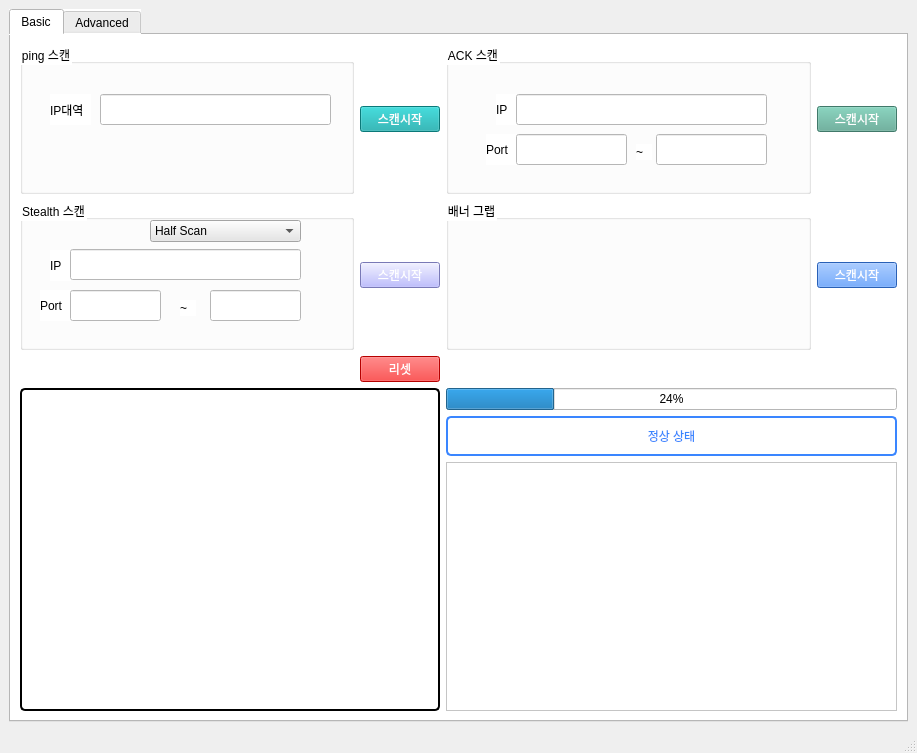
Above: Reboot scanner/scan_design.ui from KIMJOONSIG/reboot1 before the change. Below: the same form after it.
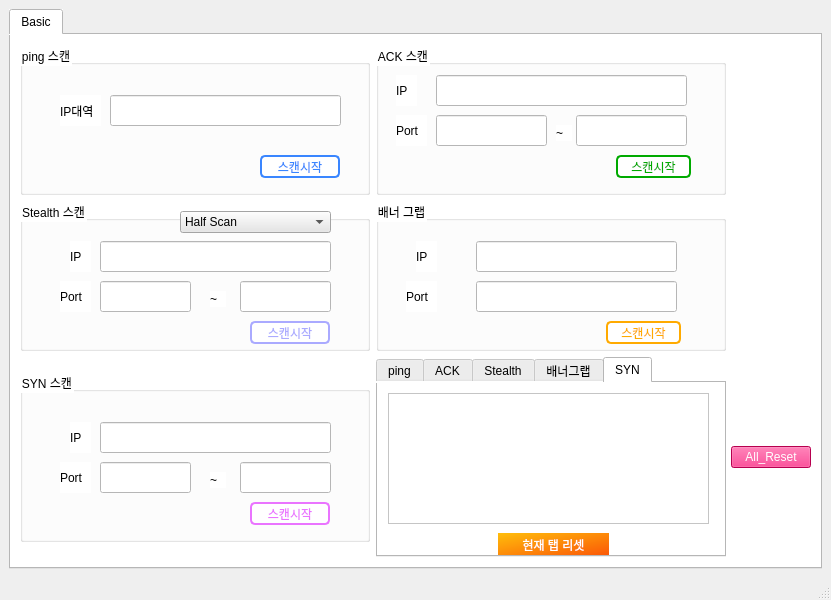
That is the form after the change.

What changed in the file:
```diff
--- a/Reboot scanner/scan_design.ui
+++ b/Reboot scanner/scan_design.ui
@@ -6,10 +6,16 @@
    <rect>
     <x>0</x>
     <y>0</y>
-    <width>917</width>
-    <height>753</height>
+    <width>831</width>
+    <height>596</height>
    </rect>
   </property>
+  <property name="sizePolicy">
+   <sizepolicy hsizetype="Fixed" vsizetype="Fixed">
+    <horstretch>0</horstretch>
+    <verstretch>0</verstretch>
+   </sizepolicy>
+  </property>
   <property name="windowTitle">
    <string>MainWindow</string>
   </property>
@@ -17,6 +23,24 @@
    <layout class="QHBoxLayout" name="horizontalLayout">
     <item>
      <widget class="QTabWidget" name="TAB">
+      <property name="sizePolicy">
+       <sizepolicy hsizetype="Fixed" vsizetype="Fixed">
+        <horstretch>0</horstretch>
+        <verstretch>0</verstretch>
+       </sizepolicy>
+      </property>
+      <property name="minimumSize">
+       <size>
+        <width>800</width>
+        <height>0</height>
+       </size>
+      </property>
+      <property name="maximumSize">
+       <size>
+        <width>1677780</width>
+        <height>16777215</height>
+       </size>
+      </property>
       <property name="styleSheet">
        <string notr="true">background-color: rgb(255, 255, 255);</string>
       </property>
@@ -33,59 +57,6 @@
        <layout class="QVBoxLayout" name="verticalLayout">
         <item>
          <layout class="QGridLayout" name="gridLayout">
-          <item row="3" column="2" colspan="3">
-           <widget class="QProgressBar" name="progressBar">
-            <property name="sizePolicy">
-             <sizepolicy hsizetype="Preferred" vsizetype="Fixed">
-              <horstretch>0</horstretch>
-              <verstretch>0</verstretch>
-             </sizepolicy>
-            </property>
-            <property name="minimumSize">
-             <size>
-              <width>300</width>
-              <height>20</height>
-             </size>
-            </property>
-            <property name="value">
-             <number>24</number>
-            </property>
-           </widget>
-          </item>
-          <item row="1" column="4">
-           <widget class="QPushButton" name="btn_banner">
-            <property name="sizePolicy">
-             <sizepolicy hsizetype="Fixed" vsizetype="Fixed">
-              <horstretch>0</horstretch>
-              <verstretch>0</verstretch>
-             </sizepolicy>
-            </property>
-            <property name="styleSheet">
-             <string notr="true">color: white;
-background-color:rgb(58, 134, 255);</string>
-            </property>
-            <property name="text">
-             <string>스캔시작</string>
-            </property>
-           </widget>
-          </item>
-          <item row="0" column="1">
-           <widget class="QPushButton" name="btn_ping">
-            <property name="minimumSize">
-             <size>
-              <width>80</width>
-              <height>0</height>
-             </size>
-            </property>
-            <property name="styleSheet">
-             <string notr="true">color: white;
-background-color:rgb(15, 170, 170)</string>
-            </property>
-            <property name="text">
-             <string>스캔시작</string>
-            </property>
-           </widget>
-          </item>
           <item row="1" column="0">
            <widget class="QGroupBox" name="groupBox_stealth">
             <property name="title">
@@ -94,8 +65,8 @@
             <widget class="QComboBox" name="combo_stealth">
              <property name="geometry">
               <rect>
-               <x>130</x>
-               <y>20</y>
+               <x>160</x>
+               <y>10</y>
                <width>151</width>
                <height>22</height>
               </rect>
@@ -127,8 +98,8 @@
             <widget class="QLabel" name="lbl_stealth_ip">
              <property name="geometry">
               <rect>
-               <x>30</x>
-               <y>50</y>
+               <x>50</x>
+               <y>40</y>
                <width>21</width>
                <height>31</height>
               </rect>
@@ -143,8 +114,8 @@
             <widget class="QLabel" name="lbl_stealth_port">
              <property name="geometry">
               <rect>
-               <x>20</x>
-               <y>90</y>
+               <x>40</x>
+               <y>80</y>
                <width>31</width>
                <height>31</height>
               </rect>
@@ -159,8 +130,8 @@
             <widget class="QLineEdit" name="input_stealth_ip">
              <property name="geometry">
               <rect>
-               <x>50</x>
-               <y>49</y>
+               <x>80</x>
+               <y>40</y>
                <width>231</width>
                <height>31</height>
               </rect>
@@ -169,8 +140,8 @@
             <widget class="QLineEdit" name="stealth_start_port">
              <property name="geometry">
               <rect>
-               <x>50</x>
-               <y>90</y>
+               <x>80</x>
+               <y>80</y>
                <width>91</width>
                <height>31</height>
               </rect>
@@ -179,8 +150,8 @@
             <widget class="QLineEdit" name="stealth_end_port">
              <property name="geometry">
               <rect>
-               <x>190</x>
-               <y>90</y>
+               <x>220</x>
+               <y>80</y>
                <width>91</width>
                <height>31</height>
               </rect>
@@ -189,8 +160,8 @@
             <widget class="QLabel" name="label_2">
              <property name="geometry">
               <rect>
-               <x>160</x>
-               <y>100</y>
+               <x>190</x>
+               <y>90</y>
                <width>16</width>
                <height>16</height>
               </rect>
@@ -199,70 +170,54 @@
               <string>~</string>
              </property>
             </widget>
-           </widget>
-          </item>
-          <item row="1" column="2" colspan="2">
-           <widget class="QGroupBox" name="groupBox_banner">
-            <property name="sizePolicy">
-             <sizepolicy hsizetype="Preferred" vsizetype="Fixed">
-              <horstretch>0</horstretch>
-              <verstretch>0</verstretch>
-             </sizepolicy>
-            </property>
-            <property name="minimumSize">
-             <size>
-              <width>300</width>
-              <height>150</height>
-             </size>
-            </property>
-            <property name="title">
-             <string>배너 그랩</string>
-            </property>
-           </widget>
-          </item>
-          <item row="0" column="4">
-           <widget class="QPushButton" name="btn_ack">
-            <property name="styleSheet">
-             <string notr="true">color: white;
-background-color:rgb(91, 170, 148)</string>
-            </property>
-            <property name="text">
-             <string>스캔시작</string>
-            </property>
-           </widget>
-          </item>
-          <item row="1" column="1">
-           <widget class="QPushButton" name="btn_stealth">
-            <property name="sizePolicy">
-             <sizepolicy hsizetype="Fixed" vsizetype="Fixed">
-              <horstretch>0</horstretch>
-              <verstretch>0</verstretch>
-             </sizepolicy>
-            </property>
-            <property name="minimumSize">
-             <size>
-              <width>80</width>
-              <height>0</height>
-             </size>
-            </property>
-            <property name="styleSheet">
-             <string notr="true">color: white;
-background-color:rgb(170, 170, 255);</string>
-            </property>
-            <property name="text">
-             <string>스캔시작</string>
-            </property>
+            <widget class="QPushButton" name="btn_stealth">
+             <property name="geometry">
+              <rect>
+               <x>230</x>
+               <y>120</y>
+               <width>80</width>
+               <height>23</height>
+              </rect>
+             </property>
+             <property name="sizePolicy">
+              <sizepolicy hsizetype="Fixed" vsizetype="Fixed">
+               <horstretch>0</horstretch>
+               <verstretch>0</verstretch>
+              </sizepolicy>
+             </property>
+             <property name="minimumSize">
+              <size>
+               <width>80</width>
+               <height>0</height>
+              </size>
+             </property>
+             <property name="styleSheet">
+              <string notr="true">color:rgb(170, 170, 255);
+	background-color: white;
+	border: 2px solid rgb(170, 170, 255);
+	border-radius: 5px;</string>
+             </property>
+             <property name="text">
+              <string>스캔시작</string>
+             </property>
+            </widget>
            </widget>
           </item>
           <item row="0" column="0">
            <widget class="QGroupBox" name="groupBox_ping">
+            <property name="minimumSize">
+             <size>
+              <width>350</width>
+              <height>0</height>
+             </size>
+            </property>
             <property name="title">
              <string>ping 스캔</string>
             </property>
             <widget class="QLineEdit" name="ping_ip">
              <property name="geometry">
               <rect>
-               <x>80</x>
+               <x>90</x>
                <y>50</y>
                <width>231</width>
                <height>31</height>
@@ -272,7 +227,7 @@
             <widget class="QLabel" name="lbl_stealth_ip_3">
              <property name="geometry">
               <rect>
-               <x>30</x>
+               <x>40</x>
                <y>50</y>
                <width>41</width>
                <height>31</height>
@@ -285,47 +240,46 @@
               <string>IP대역</string>
              </property>
             </widget>
+            <widget class="QPushButton" name="btn_ping">
+             <property name="geometry">
+              <rect>
+               <x>240</x>
+               <y>110</y>
+               <width>80</width>
+               <height>23</height>
+              </rect>
+             </property>
+             <property name="minimumSize">
+              <size>
+               <width>80</width>
+               <height>0</height>
+              </size>
+             </property>
+             <property name="styleSheet">
+              <string notr="true">
+	color: rgb(58, 134, 255);
+	background-color: white;
+	border: 2px solid rgb(58, 134, 255);
+	border-radius: 5px;
+</string>
+             </property>
+             <property name="text">
+              <string>스캔시작</string>
+             </property>
+            </widget>
            </widget>
           </item>
-          <item row="4" column="2" colspan="3">
-           <widget class="QLabel" name="status_change">
-            <property name="sizePolicy">
-             <sizepolicy hsizetype="Preferred" vsizetype="Fixed">
-              <horstretch>0</horstretch>
-              <verstretch>0</verstretch>
-             </sizepolicy>
-            </property>
-            <property name="minimumSize">
-             <size>
-              <width>200</width>
-              <height>40</height>
-             </size>
-            </property>
-            <property name="styleSheet">
-             <string notr="true">color: rgb(58, 134, 255);
-background-color: white;
-border: 2px solid rgb(58, 134, 255);
-border-radius: 5px;</string>
-            </property>
-            <property name="text">
-             <string>정상 상태</string>
-            </property>
-            <property name="alignment">
-             <set>Qt::AlignCenter</set>
-            </property>
-           </widget>
-          </item>
-          <item row="0" column="2" colspan="2">
+          <item row="0" column="1" colspan="2">
            <widget class="QGroupBox" name="groupBox_ack">
             <property name="sizePolicy">
-             <sizepolicy hsizetype="Preferred" vsizetype="Fixed">
+             <sizepolicy hsizetype="Fixed" vsizetype="Fixed">
               <horstretch>0</horstretch>
               <verstretch>0</verstretch>
              </sizepolicy>
             </property>
             <property name="minimumSize">
              <size>
-              <width>300</width>
+              <width>350</width>
               <height>150</height>
              </size>
             </property>
@@ -335,8 +289,8 @@
             <widget class="QLabel" name="lbl_stealth_ip_2">
              <property name="geometry">
               <rect>
-               <x>50</x>
-               <y>50</y>
+               <x>20</x>
+               <y>30</y>
                <width>21</width>
                <height>31</height>
               </rect>
@@ -351,8 +305,8 @@
             <widget class="QLineEdit" name="input_ack_ip">
              <property name="geometry">
               <rect>
-               <x>70</x>
-               <y>50</y>
+               <x>60</x>
+               <y>30</y>
                <width>251</width>
                <height>31</height>
               </rect>
@@ -361,8 +315,8 @@
             <widget class="QLabel" name="lbl_stealth_port_2">
              <property name="geometry">
               <rect>
-               <x>40</x>
-               <y>90</y>
+               <x>20</x>
+               <y>70</y>
                <width>31</width>
                <height>31</height>
               </rect>
@@ -377,8 +331,8 @@
             <widget class="QLineEdit" name="ack_start_port">
              <property name="geometry">
               <rect>
-               <x>70</x>
-               <y>90</y>
+               <x>60</x>
+               <y>70</y>
                <width>111</width>
                <height>31</height>
               </rect>
@@ -387,8 +341,8 @@
             <widget class="QLineEdit" name="ack_end_port">
              <property name="geometry">
               <rect>
-               <x>210</x>
-               <y>90</y>
+               <x>200</x>
+               <y>70</y>
                <width>111</width>
                <height>31</height>
               </rect>
@@ -397,6 +351,109 @@
             <widget class="QLabel" name="label">
              <property name="geometry">
               <rect>
+               <x>180</x>
+               <y>80</y>
+               <width>16</width>
+               <height>16</height>
+              </rect>
+             </property>
+             <property name="text">
+              <string>~</string>
+             </property>
+            </widget>
+            <widget class="QPushButton" name="btn_ack">
+             <property name="geometry">
+              <rect>
+               <x>240</x>
+               <y>110</y>
+               <width>75</width>
+               <height>23</height>
+              </rect>
+             </property>
+             <property name="styleSheet">
+              <string notr="true">color: rgb(0, 170, 0);
+	background-color: white;
+	border: 2px solid rgb(0, 170, 0);
+	border-radius: 5px;</string>
+             </property>
+             <property name="text">
+              <string>스캔시작</string>
+             </property>
+            </widget>
+           </widget>
+          </item>
+          <item row="2" column="0">
+           <widget class="QGroupBox" name="groupBox_syn">
+            <property name="sizePolicy">
+             <sizepolicy hsizetype="Minimum" vsizetype="Fixed">
+              <horstretch>0</horstretch>
+              <verstretch>0</verstretch>
+             </sizepolicy>
+            </property>
+            <property name="minimumSize">
+             <size>
+              <width>350</width>
+              <height>170</height>
+             </size>
+            </property>
+            <property name="title">
+             <string>SYN 스캔</string>
+            </property>
+            <widget class="QLabel" name="lbl_stealth_ip_5">
+             <property name="geometry">
+              <rect>
+               <x>50</x>
+               <y>50</y>
+               <width>21</width>
+               <height>31</height>
+              </rect>
+             </property>
+             <property name="styleSheet">
+              <string notr="true"/>
+             </property>
+             <property name="text">
+              <string>IP</string>
+             </property>
+            </widget>
+            <widget class="QLineEdit" name="input_syn_ip">
+             <property name="geometry">
+              <rect>
+               <x>80</x>
+               <y>50</y>
+               <width>231</width>
+               <height>31</height>
+              </rect>
+             </property>
+            </widget>
+            <widget class="QLabel" name="lbl_stealth_port_3">
+             <property name="geometry">
+              <rect>
+               <x>40</x>
+               <y>90</y>
+               <width>31</width>
+               <height>31</height>
+              </rect>
+             </property>
+             <property name="styleSheet">
+              <string notr="true"/>
+             </property>
+             <property name="text">
+              <string>Port</string>
+             </property>
+            </widget>
+            <widget class="QLineEdit" name="syn_start_port">
+             <property name="geometry">
+              <rect>
+               <x>80</x>
+               <y>90</y>
+               <width>91</width>
+               <height>31</height>
+              </rect>
+             </property>
+            </widget>
+            <widget class="QLabel" name="label_3">
+             <property name="geometry">
+              <rect>
                <x>190</x>
                <y>100</y>
                <width>16</width>
@@ -405,55 +462,346 @@
              </property>
              <property name="text">
               <string>~</string>
+             </property>
+            </widget>
+            <widget class="QLineEdit" name="syn_end_port">
+             <property name="geometry">
+              <rect>
+               <x>220</x>
+               <y>90</y>
+               <width>91</width>
+               <height>31</height>
+              </rect>
+             </property>
+            </widget>
+            <widget class="QPushButton" name="btn_syn">
+             <property name="geometry">
+              <rect>
+               <x>230</x>
+               <y>130</y>
+               <width>80</width>
+               <height>23</height>
+              </rect>
+             </property>
+             <property name="sizePolicy">
+              <sizepolicy hsizetype="Fixed" vsizetype="Fixed">
+               <horstretch>0</horstretch>
+               <verstretch>0</verstretch>
+              </sizepolicy>
+             </property>
+             <property name="minimumSize">
+              <size>
+               <width>80</width>
+               <height>0</height>
+              </size>
+             </property>
+             <property name="styleSheet">
+              <string notr="true">color:rgb(234, 116, 255);
+	background-color: white;
+	border: 2px solid rgb(234, 116, 255);
+	border-radius: 5px;</string>
+             </property>
+             <property name="text">
+              <string>스캔시작</string>
+             </property>
+            </widget>
+           </widget>
+          </item>
+          <item row="1" column="1" colspan="2">
+           <widget class="QGroupBox" name="groupBox_banner">
+            <property name="sizePolicy">
+             <sizepolicy hsizetype="Fixed" vsizetype="Fixed">
+              <horstretch>0</horstretch>
+              <verstretch>0</verstretch>
+             </sizepolicy>
+            </property>
+            <property name="minimumSize">
+             <size>
+              <width>350</width>
+              <height>150</height>
+             </size>
+            </property>
+            <property name="title">
+             <string>배너 그랩</string>
+            </property>
+            <widget class="QLineEdit" name="banner_ip">
+             <property name="geometry">
+              <rect>
+               <x>100</x>
+               <y>40</y>
+               <width>201</width>
+               <height>31</height>
+              </rect>
+             </property>
+            </widget>
+            <widget class="QLabel" name="lbl_stealth_ip_4">
+             <property name="geometry">
+              <rect>
+               <x>40</x>
+               <y>40</y>
+               <width>21</width>
+               <height>31</height>
+              </rect>
+             </property>
+             <property name="styleSheet">
+              <string notr="true"/>
+             </property>
+             <property name="text">
+              <string>IP</string>
+             </property>
+            </widget>
+            <widget class="QLineEdit" name="banner_port">
+             <property name="geometry">
+              <rect>
+               <x>100</x>
+               <y>80</y>
+               <width>201</width>
+               <height>31</height>
+              </rect>
+             </property>
+            </widget>
+            <widget class="QLabel" name="port">
+             <property name="geometry">
+              <rect>
+               <x>30</x>
+               <y>80</y>
+               <width>31</width>
+               <height>31</height>
+              </rect>
+             </property>
+             <property name="styleSheet">
+              <string notr="true"/>
+             </property>
+             <property name="text">
+              <string>Port</string>
+             </property>
+            </widget>
+            <widget class="QPushButton" name="btn_banner">
+             <property name="geometry">
+              <rect>
+               <x>230</x>
+               <y>120</y>
+               <width>75</width>
+               <height>23</height>
+              </rect>
+             </property>
+             <property name="sizePolicy">
+              <sizepolicy hsizetype="Fixed" vsizetype="Fixed">
+               <horstretch>0</horstretch>
+               <verstretch>0</verstretch>
+              </sizepolicy>
+             </property>
+             <property name="styleSheet">
+              <string notr="true">	color: rgb(255, 170, 0);
+	background-color: white;
+	border: 2px solid rgb(255, 170, 0);
+	border-radius: 5px;</string>
+             </property>
+             <property name="text">
+              <string>스캔시작</string>
              </property>
             </widget>
            </widget>
           </item>
           <item row="2" column="1">
-           <widget class="QPushButton" name="btn_reset">
+           <widget class="QTabWidget" name="tabWidget">
+            <property name="sizePolicy">
+             <sizepolicy hsizetype="Minimum" vsizetype="Minimum">
+              <horstretch>0</horstretch>
+              <verstretch>0</verstretch>
+             </sizepolicy>
+            </property>
+            <property name="minimumSize">
+             <size>
+              <width>350</width>
+              <height>200</height>
+             </size>
+            </property>
+            <property name="currentIndex">
+             <number>4</number>
+            </property>
+            <widget class="QWidget" name="tab">
+             <attribute name="title">
+              <string>ping</string>
+             </attribute>
+             <widget class="QTextBrowser" name="output_ping">
+              <property name="geometry">
+               <rect>
+                <x>10</x>
+                <y>10</y>
+                <width>321</width>
+                <height>131</height>
+               </rect>
+              </property>
+             </widget>
+             <widget class="QPushButton" name="btn_ping_reset">
+              <property name="geometry">
+               <rect>
+                <x>120</x>
+                <y>150</y>
+                <width>111</width>
+                <height>23</height>
+               </rect>
+              </property>
+              <property name="styleSheet">
+               <string notr="true">color: white;
+	background-color: qlineargradient(spread:pad, x1:0, y1:0, x2:1, y2:1, stop:0 rgba(255, 190, 11, 255), stop:1 rgba(251, 86, 7, 255));
+	border-radius: 20px;</string>
+              </property>
+              <property name="text">
+               <string>현재 탭 리셋</string>
+              </property>
+             </widget>
+            </widget>
+            <widget class="QWidget" name="tab_2">
+             <attribute name="title">
+              <string>ACK</string>
+             </attribute>
+             <widget class="QTextBrowser" name="output_ack">
+              <property name="geometry">
+               <rect>
+                <x>10</x>
+                <y>10</y>
+                <width>321</width>
+                <height>131</height>
+               </rect>
+              </property>
+             </widget>
+             <widget class="QPushButton" name="btn_ack_reset">
+              <property name="geometry">
+               <rect>
+                <x>120</x>
+                <y>150</y>
+                <width>111</width>
+                <height>23</height>
+               </rect>
+              </property>
+              <property name="styleSheet">
+               <string notr="true">color: white;
+	background-color: qlineargradient(spread:pad, x1:0, y1:0, x2:1, y2:1, stop:0 rgba(255, 190, 11, 255), stop:1 rgba(251, 86, 7, 255));
+	border-radius: 20px;</string>
+              </property>
+              <property name="text">
+               <string>현재 탭 리셋</string>
+              </property>
+             </widget>
+            </widget>
+            <widget class="QWidget" name="tab_3">
+             <attribute name="title">
+              <string>Stealth</string>
+             </attribute>
+             <widget class="QTextBrowser" name="output_stealth">
+              <property name="geometry">
+               <rect>
+                <x>10</x>
+                <y>10</y>
+                <width>321</width>
+                <height>131</height>
+               </rect>
+              </property>
+             </widget>
+             <widget class="QPushButton" name="btn_stealth_reset">
+              <property name="geometry">
+               <rect>
+                <x>120</x>
+                <y>150</y>
+                <width>111</width>
+                <height>23</height>
+               </rect>
+              </property>
+              <property name="styleSheet">
+               <string notr="true">color: white;
+	background-color: qlineargradient(spread:pad, x1:0, y1:0, x2:1, y2:1, stop:0 rgba(255, 190, 11, 255), stop:1 rgba(251, 86, 7, 255));
+	border-radius: 20px;</string>
+              </property>
+              <property name="text">
+               <string>현재 탭 리셋</string>
+              </property>
+             </widget>
+            </widget>
+            <widget class="QWidget" name="tab_4">
+             <attribute name="title">
+              <string>배너그랩</string>
+             </attribute>
+             <widget class="QTextBrowser" name="output_banner">
+              <property name="geometry">
+               <rect>
+                <x>10</x>
+                <y>10</y>
+                <width>321</width>
+                <height>131</height>
+               </rect>
+              </property>
+             </widget>
+             <widget class="QPushButton" name="btn_banner_reset">
+              <property name="geometry">
+               <rect>
+                <x>120</x>
+                <y>150</y>
+                <width>111</width>
+                <height>23</height>
+               </rect>
+              </property>
+              <property name="styleSheet">
+               <string notr="true">color: white;
+	background-color: qlineargradient(spread:pad, x1:0, y1:0, x2:1, y2:1, stop:0 rgba(255, 190, 11, 255), stop:1 rgba(251, 86, 7, 255));
+	border-radius: 20px;</string>
+              </property>
+              <property name="text">
+               <string>현재 탭 리셋</string>
+              </property>
+             </widget>
+            </widget>
+            <widget class="QWidget" name="tab_5">
+             <attribute name="title">
+              <string>SYN</string>
+             </attribute>
+             <widget class="QTextBrowser" name="output_syn">
+              <property name="geometry">
+               <rect>
+                <x>10</x>
+                <y>10</y>
+                <width>321</width>
+                <height>131</height>
+               </rect>
+              </property>
+             </widget>
+             <widget class="QPushButton" name="btn_syn_reset">
+              <property name="geometry">
+               <rect>
+                <x>120</x>
+                <y>150</y>
+                <width>111</width>
+                <height>23</height>
+               </rect>
+              </property>
+              <property name="styleSheet">
+               <string notr="true">color: white;
+	background-color: qlineargradient(spread:pad, x1:0, y1:0, x2:1, y2:1, stop:0 rgba(255, 190, 11, 255), stop:1 rgba(251, 86, 7, 255));
+	border-radius: 20px;</string>
+              </property>
+              <property name="text">
+               <string>현재 탭 리셋</string>
+              </property>
+             </widget>
+            </widget>
+           </widget>
+          </item>
+          <item row="2" column="2">
+           <widget class="QPushButton" name="btn_allreset">
             <property name="styleSheet">
              <string notr="true">color: white;
-background-color:rgb(255, 0, 0);</string>
+	background-color:rgb(255, 0, 110);</string>
             </property>
             <property name="text">
-             <string>리셋</string>
+             <string>All_Reset</string>
             </property>
            </widget>
           </item>
-          <item row="3" column="0" rowspan="3" colspan="2">
-           <widget class="QTextBrowser" name="textBrowser">
-            <property name="minimumSize">
-             <size>
-              <width>420</width>
-              <height>0</height>
-             </size>
-            </property>
-            <property name="maximumSize">
-             <size>
-              <width>16777212</width>
-              <height>16777215</height>
-             </size>
-            </property>
-            <property name="styleSheet">
-             <string notr="true">color: rgb(58, 134, 255);
-background-color: white;
-border: 2px solid rgb(0, 0, 0);
-border-radius: 5px;</string>
-            </property>
-           </widget>
-          </item>
-          <item row="5" column="2" colspan="3">
-           <widget class="QTextBrowser" name="textBrowser2"/>
-          </item>
          </layout>
         </item>
        </layout>
       </widget>
-      <widget class="QWidget" name="advanced_tab">
-       <attribute name="title">
-        <string>Advanced</string>
-       </attribute>
-      </widget>
      </widget>
     </item>
    </layout>
```
